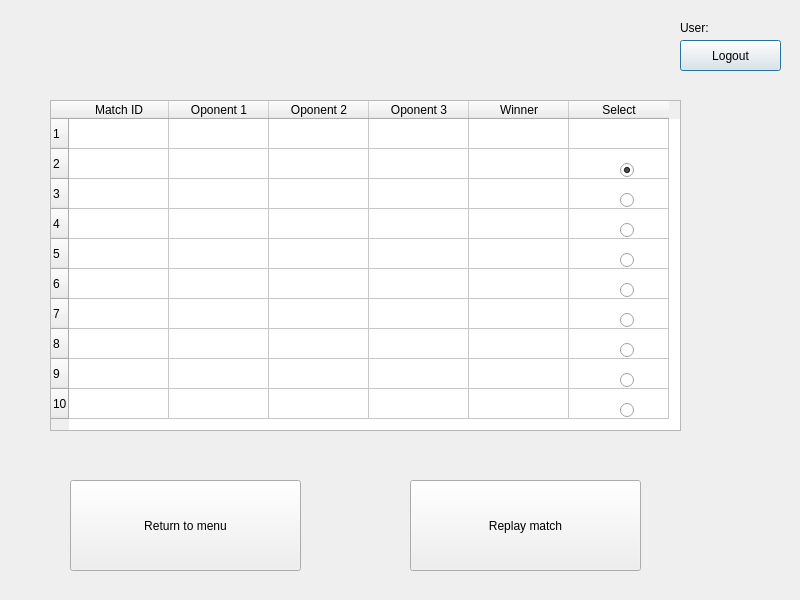
sobolak/scrabble, file Scrabble_GUI/History_GUI.ui: the form before one commit.
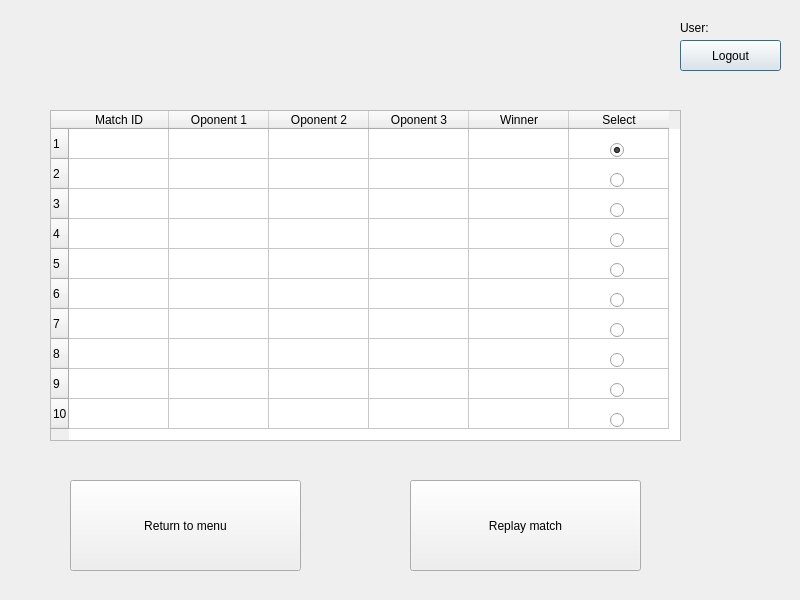
The form after the commit.

The edit to the form file:
```diff
--- a/Scrabble_GUI/History_GUI.ui
+++ b/Scrabble_GUI/History_GUI.ui
@@ -17,7 +17,7 @@
    <property name="geometry">
     <rect>
      <x>50</x>
-     <y>100</y>
+     <y>110</y>
      <width>631</width>
      <height>331</height>
     </rect>
@@ -158,8 +158,8 @@
   <widget class="QRadioButton" name="radioButton">
    <property name="geometry">
     <rect>
-     <x>620</x>
-     <y>160</y>
+     <x>610</x>
+     <y>140</y>
      <width>89</width>
      <height>20</height>
     </rect>
@@ -177,8 +177,8 @@
   <widget class="QRadioButton" name="radioButton_2">
    <property name="geometry">
     <rect>
-     <x>620</x>
-     <y>190</y>
+     <x>610</x>
+     <y>170</y>
      <width>89</width>
      <height>20</height>
     </rect>
@@ -193,8 +193,8 @@
   <widget class="QRadioButton" name="radioButton_3">
    <property name="geometry">
     <rect>
-     <x>620</x>
-     <y>220</y>
+     <x>610</x>
+     <y>200</y>
      <width>89</width>
      <height>20</height>
     </rect>
@@ -209,8 +209,8 @@
   <widget class="QRadioButton" name="radioButton_4">
    <property name="geometry">
     <rect>
-     <x>620</x>
-     <y>250</y>
+     <x>610</x>
+     <y>230</y>
      <width>89</width>
      <height>20</height>
     </rect>
@@ -225,8 +225,8 @@
   <widget class="QRadioButton" name="radioButton_5">
    <property name="geometry">
     <rect>
-     <x>620</x>
-     <y>280</y>
+     <x>610</x>
+     <y>260</y>
      <width>89</width>
      <height>20</height>
     </rect>
@@ -241,8 +241,8 @@
   <widget class="QRadioButton" name="radioButton_6">
    <property name="geometry">
     <rect>
-     <x>620</x>
-     <y>310</y>
+     <x>610</x>
+     <y>290</y>
      <width>89</width>
      <height>20</height>
     </rect>
@@ -257,8 +257,8 @@
   <widget class="QRadioButton" name="radioButton_7">
    <property name="geometry">
     <rect>
-     <x>620</x>
-     <y>340</y>
+     <x>610</x>
+     <y>320</y>
      <width>89</width>
      <height>20</height>
     </rect>
@@ -273,8 +273,8 @@
   <widget class="QRadioButton" name="radioButton_8">
    <property name="geometry">
     <rect>
-     <x>620</x>
-     <y>370</y>
+     <x>610</x>
+     <y>350</y>
      <width>89</width>
      <height>20</height>
     </rect>
@@ -289,8 +289,8 @@
   <widget class="QRadioButton" name="radioButton_9">
    <property name="geometry">
     <rect>
-     <x>620</x>
-     <y>400</y>
+     <x>610</x>
+     <y>380</y>
      <width>89</width>
      <height>20</height>
     </rect>
@@ -315,6 +315,22 @@
     <string>Replay match</string>
    </property>
   </widget>
+  <widget class="QRadioButton" name="radioButton_10">
+   <property name="geometry">
+    <rect>
+     <x>610</x>
+     <y>410</y>
+     <width>89</width>
+     <height>20</height>
+    </rect>
+   </property>
+   <property name="text">
+    <string/>
+   </property>
+   <attribute name="buttonGroup">
+    <string notr="true">buttonGroup</string>
+   </attribute>
+  </widget>
  </widget>
  <layoutdefault spacing="6" margin="11"/>
  <resources/>
```
Left out of the diff: 2 changed lines with no effect on the pictures.
